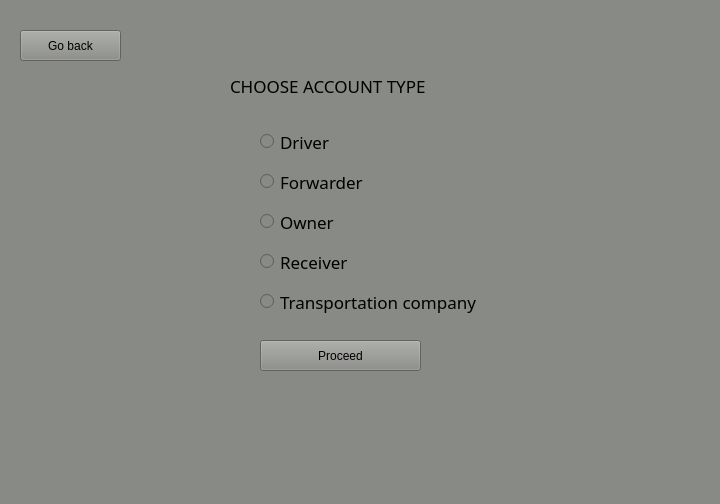
First picture: the form in sdi_app/gui/application.ui, repository FratiaXd/SDI, before the edit.
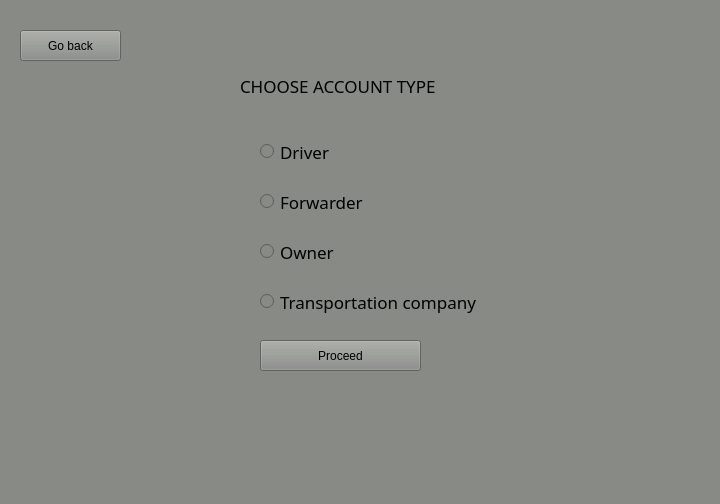
Second picture: the form after the edit. The open tabs and pages were chosen to show the change.

Commit message: removed cargo receiver

What changed in the file:
```diff
--- a/sdi_app/gui/application.ui
+++ b/sdi_app/gui/application.ui
@@ -169,7 +169,7 @@
      <property name="geometry">
       <rect>
        <x>270</x>
-       <y>130</y>
+       <y>140</y>
        <width>112</width>
        <height>23</height>
       </rect>
@@ -188,7 +188,7 @@
      <property name="geometry">
       <rect>
        <x>270</x>
-       <y>170</y>
+       <y>190</y>
        <width>112</width>
        <height>23</height>
       </rect>
@@ -207,7 +207,7 @@
      <property name="geometry">
       <rect>
        <x>270</x>
-       <y>210</y>
+       <y>240</y>
        <width>112</width>
        <height>23</height>
       </rect>
@@ -222,25 +222,6 @@
       <string>Owner</string>
      </property>
     </widget>
-    <widget class="QRadioButton" name="radioButton_4">
-     <property name="geometry">
-      <rect>
-       <x>270</x>
-       <y>250</y>
-       <width>112</width>
-       <height>23</height>
-      </rect>
-     </property>
-     <property name="font">
-      <font>
-       <family>Manjari</family>
-       <pointsize>13</pointsize>
-      </font>
-     </property>
-     <property name="text">
-      <string>Receiver</string>
-     </property>
-    </widget>
     <widget class="QRadioButton" name="radioButton_5">
      <property name="geometry">
       <rect>
@@ -289,7 +270,7 @@
     <widget class="QLabel" name="label_12">
      <property name="geometry">
       <rect>
-       <x>240</x>
+       <x>250</x>
        <y>70</y>
        <width>201</width>
        <height>31</height>
```
The commit also changes 14 other files.
